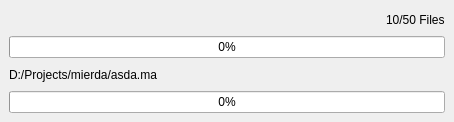
Before: the Qt Designer form pyqt/threadCopy/progressBar.ui in skarone/PipeL, drawn with Qt 5.
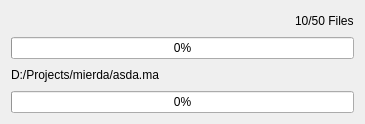
After: the same form once the commit is applied.

Diff of the .ui file:
```diff
--- a/pyqt/threadCopy/progressBar.ui
+++ b/pyqt/threadCopy/progressBar.ui
@@ -1,19 +1,18 @@
 <?xml version="1.0" encoding="UTF-8"?>
 <ui version="4.0">
- <class>MainWindow</class>
- <widget class="QMainWindow" name="MainWindow">
+ <class>Dialog</class>
+ <widget class="QDialog" name="Dialog">
   <property name="geometry">
    <rect>
     <x>0</x>
     <y>0</y>
-    <width>454</width>
+    <width>365</width>
     <height>122</height>
    </rect>
   </property>
   <property name="windowTitle">
    <string>Copy Files</string>
   </property>
-  <widget class="QWidget" name="centralwidget">
    <layout class="QVBoxLayout" name="verticalLayout">
     <item>
      <layout class="QHBoxLayout" name="horizontalLayout">
@@ -78,7 +77,6 @@
      </widget>
     </item>
    </layout>
-  </widget>
  </widget>
  <resources/>
  <connections/>
```
Left out of the diff: 8 changed lines with no effect on the pictures. Lines whose indentation alone changed are shown as unchanged.
